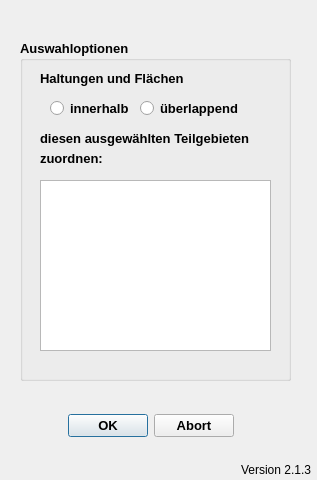
Qt form qkan/linkflaechen/resources/application_assigntgeb.ui (hoettges/QKan) before a commit.
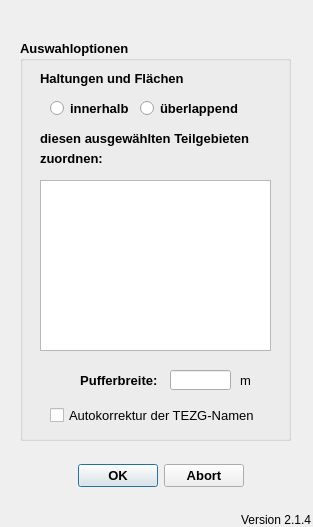
The same form after that commit.

The edit to the form file:
```diff
--- a/qkan/linkflaechen/resources/application_assigntgeb.ui
+++ b/qkan/linkflaechen/resources/application_assigntgeb.ui
@@ -6,8 +6,8 @@
    <rect>
     <x>0</x>
     <y>0</y>
-    <width>317</width>
-    <height>480</height>
+    <width>313</width>
+    <height>527</height>
    </rect>
   </property>
   <property name="windowTitle">
@@ -16,8 +16,8 @@
   <widget class="QDialogButtonBox" name="button_box">
    <property name="geometry">
     <rect>
-     <x>60</x>
-     <y>410</y>
+     <x>70</x>
+     <y>460</y>
      <width>181</width>
      <height>32</height>
     </rect>
@@ -48,7 +48,7 @@
      <x>20</x>
      <y>40</y>
      <width>271</width>
-     <height>341</height>
+     <height>401</height>
     </rect>
    </property>
    <property name="font">
@@ -145,12 +145,100 @@
      <string>zuordnen:</string>
     </property>
    </widget>
+   <widget class="QLineEdit" name="tf_bufferradius">
+    <property name="enabled">
+     <bool>true</bool>
+    </property>
+    <property name="geometry">
+     <rect>
+      <x>150</x>
+      <y>330</y>
+      <width>61</width>
+      <height>20</height>
+     </rect>
+    </property>
+    <property name="toolTip">
+     <string>&lt;html&gt;&lt;head/&gt;&lt;body&gt;&lt;p&gt;Nur bei Auswahl &amp;quot;innerhalb&amp;quot;: die Fläche der Teilgebiete wird bei der Suche um die Pufferbreite vergrößert, um kleine Ungenauigkeiten zu berücksichtigen.&lt;/p&gt;&lt;/body&gt;&lt;/html&gt;</string>
+    </property>
+    <property name="statusTip">
+     <string>&lt;html&gt;&lt;head/&gt;&lt;body&gt;&lt;p&gt;Nur bei Auswahl &amp;quot;innerhalb&amp;quot;: die Fläche der Teilgebiete wird bei der Suche um die Pufferbreite vergrößert, um kleine Ungenauigkeiten zu berücksichtigen.&lt;/p&gt;&lt;/body&gt;&lt;/html&gt;</string>
+    </property>
+   </widget>
+   <widget class="QLabel" name="lb_bufferradius">
+    <property name="enabled">
+     <bool>true</bool>
+    </property>
+    <property name="geometry">
+     <rect>
+      <x>40</x>
+      <y>330</y>
+      <width>101</width>
+      <height>21</height>
+     </rect>
+    </property>
+    <property name="toolTip">
+     <string>&lt;html&gt;&lt;head/&gt;&lt;body&gt;&lt;p&gt;Nur bei Auswahl &amp;quot;innerhalb&amp;quot;: die Fläche der Teilgebiete wird bei der Suche um die Pufferbreite vergrößert, um kleine Ungenauigkeiten zu berücksichtigen.&lt;/p&gt;&lt;/body&gt;&lt;/html&gt;</string>
+    </property>
+    <property name="statusTip">
+     <string>&lt;html&gt;&lt;head/&gt;&lt;body&gt;&lt;p&gt;Nur bei Auswahl &amp;quot;innerhalb&amp;quot;: die Fläche der Teilgebiete wird bei der Suche um die Pufferbreite vergrößert, um kleine Ungenauigkeiten zu berücksichtigen.&lt;/p&gt;&lt;/body&gt;&lt;/html&gt;</string>
+    </property>
+    <property name="text">
+     <string>Pufferbreite: </string>
+    </property>
+    <property name="alignment">
+     <set>Qt::AlignRight|Qt::AlignTrailing|Qt::AlignVCenter</set>
+    </property>
+   </widget>
+   <widget class="QLabel" name="unit_bufferradius">
+    <property name="geometry">
+     <rect>
+      <x>220</x>
+      <y>330</y>
+      <width>21</width>
+      <height>21</height>
+     </rect>
+    </property>
+    <property name="font">
+     <font>
+      <weight>50</weight>
+      <bold>false</bold>
+     </font>
+    </property>
+    <property name="text">
+     <string>m</string>
+    </property>
+   </widget>
+   <widget class="QCheckBox" name="cb_autokorrektur">
+    <property name="geometry">
+     <rect>
+      <x>30</x>
+      <y>360</y>
+      <width>211</width>
+      <height>31</height>
+     </rect>
+    </property>
+    <property name="font">
+     <font>
+      <weight>50</weight>
+      <bold>false</bold>
+     </font>
+    </property>
+    <property name="toolTip">
+     <string>&lt;html&gt;&lt;head/&gt;&lt;body&gt;&lt;p&gt;Falls in der Tabelle &amp;quot;tezg&amp;quot; leere oder doppelte Namen (flnam) vorkommen, werden diese mit &amp;quot;ft_nnnn&amp;quot; überschrieben. &lt;/p&gt;&lt;/body&gt;&lt;/html&gt;</string>
+    </property>
+    <property name="statusTip">
+     <string>&lt;html&gt;&lt;head/&gt;&lt;body&gt;&lt;p&gt;Falls in der Tabelle &amp;quot;tezg&amp;quot; leere oder doppelte Namen (flnam) vorkommen, werden diese mit &amp;quot;ft_nnnn&amp;quot; überschrieben. &lt;/p&gt;&lt;/body&gt;&lt;/html&gt;</string>
+    </property>
+    <property name="text">
+     <string>Autokorrektur der TEZG-Namen</string>
+    </property>
+   </widget>
   </widget>
   <widget class="QLabel" name="lb_version">
    <property name="geometry">
     <rect>
      <x>240</x>
-     <y>460</y>
+     <y>510</y>
      <width>71</width>
      <height>20</height>
     </rect>
@@ -159,7 +247,7 @@
     <string>Version QKan Import</string>
    </property>
    <property name="text">
-    <string>Version 2.1.3</string>
+    <string>Version 2.1.4</string>
    </property>
    <property name="alignment">
     <set>Qt::AlignRight|Qt::AlignTrailing|Qt::AlignVCenter</set>
```
